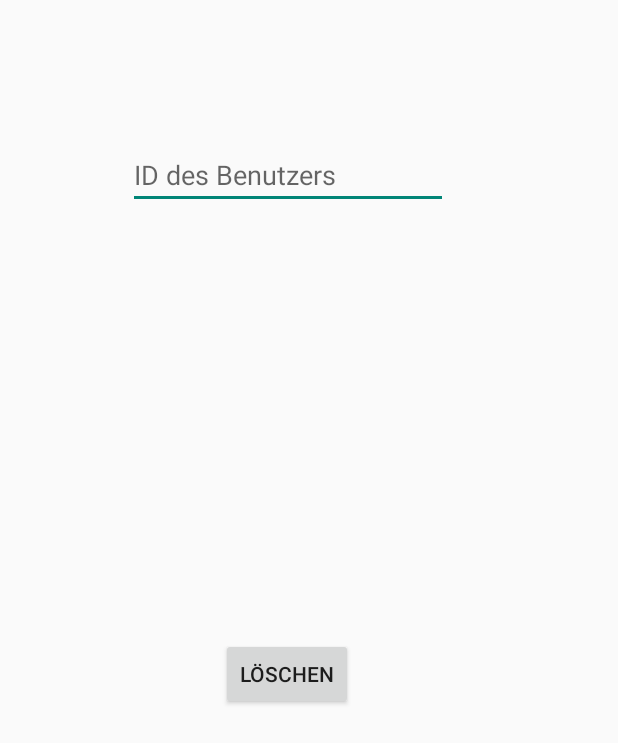
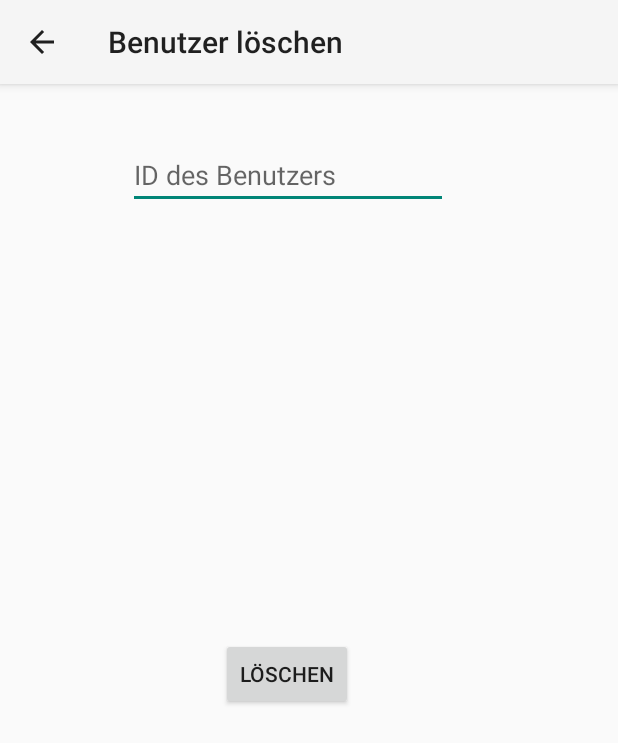
Before and after one commit to ftrauner/Ultiport, an Android app: the DeleteUserActivity screen opened directly, with no data from a screen before it, on a phone screen of 412 x 824 dp. Shown: the top 743 px of the screen. Run offline under Robolectric (Android 15) with nearby library versions, the phone set to English and light mode, and no system bars.

Commit message:
Layoutänderungen

```diff
--- a/app/src/main/AndroidManifest.xml
+++ b/app/src/main/AndroidManifest.xml
@@ -47,7 +47,8 @@
             android:exported="false" />
         <activity
             android:name=".DeleteUserActivity"
-            android:label="@string/delete_user_label" />
+            android:label="@string/delete_user_label"
+            android:parentActivityName=".AdministrationActivity" />
     </application>
 
 </manifest>
--- a/app/src/main/java/spengergasse/at/ultiport/DeleteUserActivity.java
+++ b/app/src/main/java/spengergasse/at/ultiport/DeleteUserActivity.java
@@ -4,6 +4,7 @@ import android.content.Context;
 import android.os.AsyncTask;
 import android.os.Bundle;
 import android.support.v7.app.AppCompatActivity;
+import android.support.v7.widget.Toolbar;
 import android.view.View;
 import android.widget.EditText;
 import android.widget.Toast;
@@ -26,6 +27,13 @@ public class DeleteUserActivity extends AppCompatActivity {
         setContentView(R.layout.activity_delete_user);
 
         id = findViewById(R.id.DeleteUserID);
+
+        Toolbar deleteUserToolbar = findViewById(R.id.delete_user_toolbar);
+        setSupportActionBar(deleteUserToolbar);
+        if (getSupportActionBar() != null) {
+            getSupportActionBar().setDisplayHomeAsUpEnabled(true);
+        }
+
     }
 
     public void main_delete(View v){
--- a/app/src/main/res/layout/activity_delete_user.xml
+++ b/app/src/main/res/layout/activity_delete_user.xml
@@ -5,6 +5,16 @@
     android:layout_width="match_parent"
     android:layout_height="match_parent"
     tools:context=".DeleteUserActivity">
+
+    <android.support.v7.widget.Toolbar
+        android:id="@+id/delete_user_toolbar"
+        android:layout_width="match_parent"
+        android:layout_height="?attr/actionBarSize"
+        android:background="?attr/colorPrimary"
+        android:elevation="4dp"
+        android:theme="@style/ThemeOverlay.AppCompat.ActionBar"
+        app:popupTheme="@style/ThemeOverlay.AppCompat.Light"
+        tools:targetApi="lollipop" />
 
     <EditText
         android:id="@+id/DeleteUserID"
@@ -17,7 +27,8 @@
         android:hint="@string/delete_user_id"
         android:inputType="number"
         app:layout_constraintStart_toStartOf="parent"
-        app:layout_constraintTop_toTopOf="parent" />
+        app:layout_constraintTop_toTopOf="parent"
+        tools:ignore="Autofill" />
 
     <Button
         android:id="@+id/DeleteUserButton"
```
Also changed, not shown: app/src/main/java/spengergasse/at/ultiport/AdministrationActivity.java (+0 -7 lines), app/src/main/java/spengergasse/at/ultiport/MainActivity.java (+5 -19 lines).
